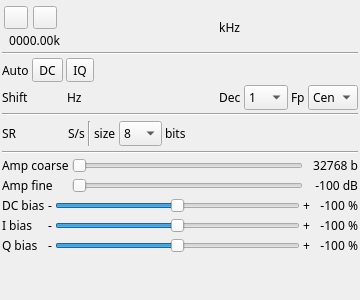
This is plugins/samplesource/testsource/testsourcegui.ui in f4exb/sdrangel as Qt 5 draws it before an edit. The edited form follows.
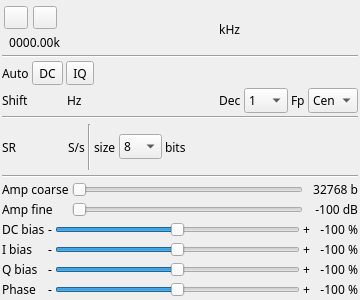
This is the edited form. Icons and pictures are not drawn. Custom widgets are drawn as their Qt base class.

Commit message: Test Source: add phase imbalance control

The edit to the form file:
```diff
--- a/plugins/samplesource/testsource/testsourcegui.ui
+++ b/plugins/samplesource/testsource/testsourcegui.ui
@@ -624,12 +624,6 @@
      </item>
      <item row="2" column="4">
       <widget class="QLabel" name="qBiasText">
-       <property name="minimumSize">
-        <size>
-         <width>45</width>
-         <height>0</height>
-        </size>
-       </property>
        <property name="text">
         <string>-100 %</string>
        </property>
@@ -688,12 +682,6 @@
      </item>
      <item row="1" column="4">
       <widget class="QLabel" name="iBiasText">
-       <property name="minimumSize">
-        <size>
-         <width>45</width>
-         <height>0</height>
-        </size>
-       </property>
        <property name="text">
         <string>-100 %</string>
        </property>
@@ -745,6 +733,37 @@
      </item>
      <item row="0" column="4">
       <widget class="QLabel" name="dcBiasText">
+       <property name="text">
+        <string>-100 %</string>
+       </property>
+       <property name="alignment">
+        <set>Qt::AlignRight|Qt::AlignTrailing|Qt::AlignVCenter</set>
+       </property>
+      </widget>
+     </item>
+     <item row="3" column="0">
+      <widget class="QLabel" name="phaseImbalanceLabel">
+       <property name="text">
+        <string>Phase</string>
+       </property>
+      </widget>
+     </item>
+     <item row="3" column="1">
+      <widget class="QLabel" name="phaseImbalanceMinusLabel">
+       <property name="text">
+        <string>-</string>
+       </property>
+      </widget>
+     </item>
+     <item row="3" column="3">
+      <widget class="QLabel" name="phaseImbalancePlusLabel">
+       <property name="text">
+        <string>+</string>
+       </property>
+      </widget>
+     </item>
+     <item row="3" column="4">
+      <widget class="QLabel" name="phaseImbalanceText">
        <property name="minimumSize">
         <size>
          <width>45</width>
@@ -759,24 +778,23 @@
        </property>
       </widget>
      </item>
+     <item row="3" column="2">
+      <widget class="QSlider" name="phaseImbalance">
+       <property name="minimum">
+        <number>-99</number>
+       </property>
+       <property name="pageStep">
+        <number>1</number>
+       </property>
+       <property name="orientation">
+        <enum>Qt::Horizontal</enum>
+       </property>
+      </widget>
+     </item>
     </layout>
    </item>
    <item>
-    <layout class="QHBoxLayout" name="fillerLayout">
-     <item>
-      <spacer name="verticalSpacer">
-       <property name="orientation">
-        <enum>Qt::Vertical</enum>
-       </property>
-       <property name="sizeHint" stdset="0">
-        <size>
-         <width>20</width>
-         <height>40</height>
-        </size>
-       </property>
-      </spacer>
-     </item>
-    </layout>
+    <layout class="QHBoxLayout" name="fillerLayout"/>
    </item>
   </layout>
  </widget>
```
The commit also changes 10 other files.
